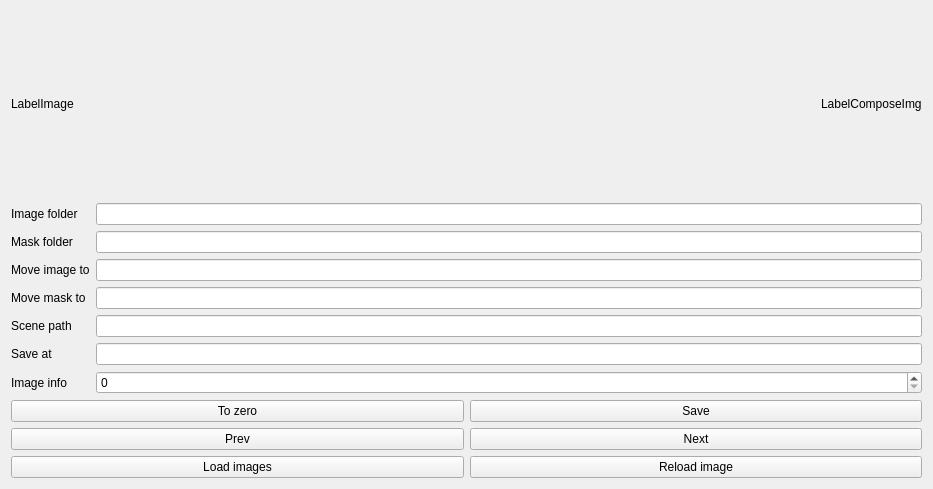
Before: the Qt Designer form image_clean_up_tool/mask_adjustment_widget.ui in stereomatchingkiss/blogCodes2, drawn with Qt 5.
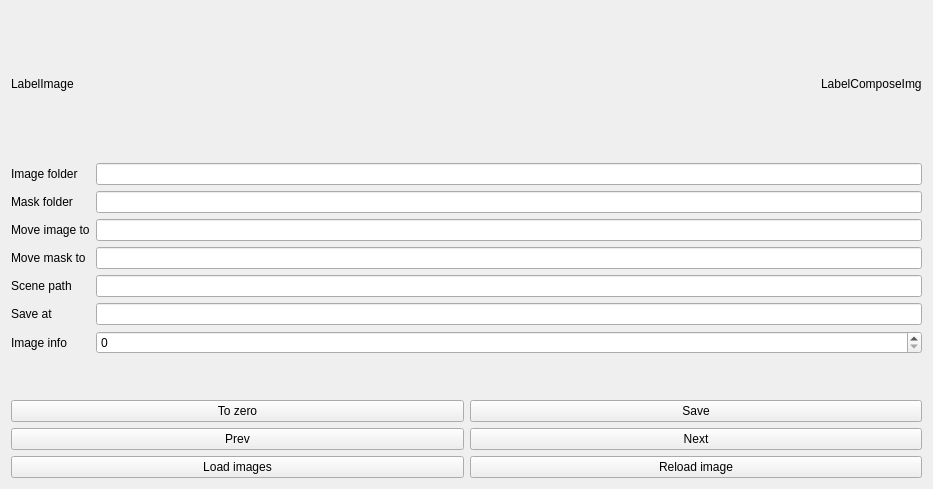
After: the same form once the commit is applied. Custom widgets are drawn as their Qt base class.

What changed in the file:
```diff
--- a/image_clean_up_tool/mask_adjustment_widget.ui
+++ b/image_clean_up_tool/mask_adjustment_widget.ui
@@ -128,6 +128,20 @@
      </item>
     </layout>
    </item>
+   <item>
+    <widget class="QLabel" name="labelImageName">
+     <property name="text">
+      <string/>
+     </property>
+    </widget>
+   </item>
+   <item>
+    <widget class="QLabel" name="labelComposeImgName">
+     <property name="text">
+      <string/>
+     </property>
+    </widget>
+   </item>
    <item>
     <layout class="QGridLayout" name="gridLayout_2">
      <item row="2" column="0">
```
